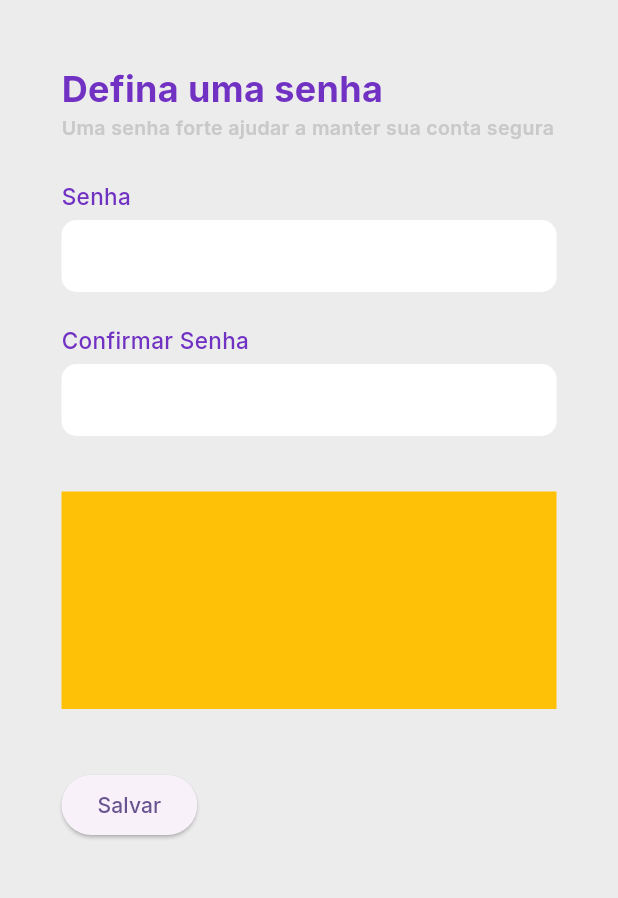
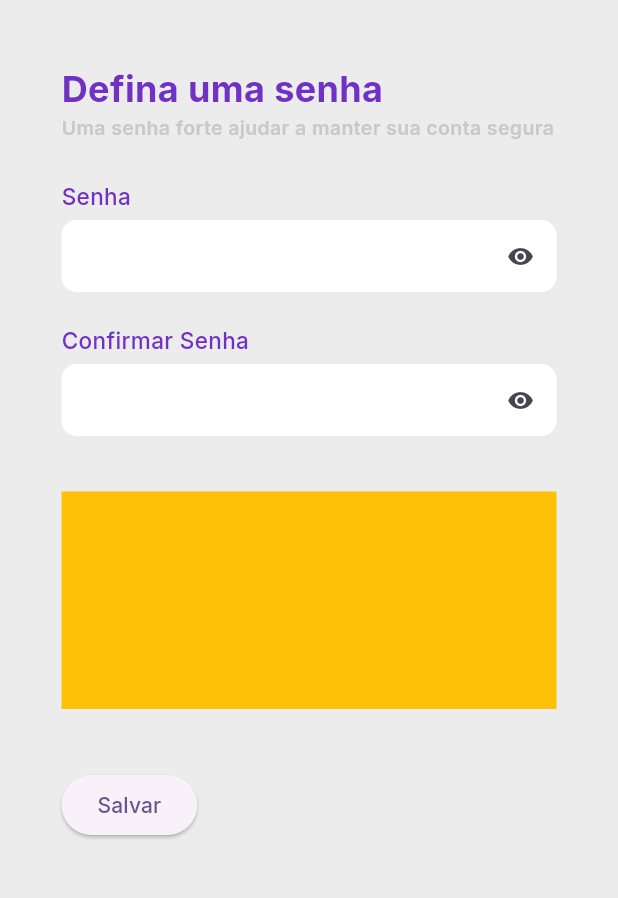
Before and after one commit to deyvissoneduardo/password_validation, a Flutter app: the screen it shows after launch, on a phone screen of 412 x 824 dp, the part 188-1086 px from its top. Run offline on Flutter 3.47's test engine with Material 3 defaults, Android fonts, the phone set to English and light mode, and no system bars; our stand-ins replace google_fonts.

Commit message:
layout app

```diff
--- a/lib/src/pages/validation_page.dart
+++ b/lib/src/pages/validation_page.dart
@@ -2,6 +2,7 @@ import 'package:flutter/material.dart';
 
 import '../shared/colors_app.dart';
 import '../shared/custom_textfield.dart';
+import '../shared/custom_textfield_pwd.dart';
 
 class ValidationPage extends StatelessWidget {
   const ValidationPage({super.key});
@@ -9,6 +10,7 @@ class ValidationPage extends StatelessWidget {
   @override
   Widget build(BuildContext context) {
     final senhaEC = TextEditingController();
+    final confirmarEC = TextEditingController();
     return SafeArea(
       child: Scaffold(
         backgroundColor: lightGray,
@@ -39,16 +41,14 @@ class ValidationPage extends StatelessWidget {
                   ),
                 ),
                 const SizedBox(height: 26),
-                CustomTextfield(
+                CustomTextfieldPwd(
                   controller: senhaEC,
-                  obscureText: false,
                   label: 'Senha',
                   backgroundColor: Colors.white,
                 ),
                 const SizedBox(height: 22),
-                CustomTextfield(
-                  controller: senhaEC,
-                  obscureText: false,
+                CustomTextfieldPwd(
+                  controller: confirmarEC,
                   label: 'Confirmar Senha',
                   backgroundColor: Colors.white,
                 ),
--- a/lib/src/shared/custom_textfield.dart
+++ b/lib/src/shared/custom_textfield.dart
@@ -55,7 +55,7 @@ class _CustomTextfieldState extends State<CustomTextfield> {
             filled: true,
             fillColor: widget.backgroundColor,
             hintText: widget.hintText,
-            suffix: widget.suffix,
+            suffixIcon: widget.suffix,
             isDense: true,
             border: OutlineInputBorder(
               borderRadius: BorderRadius.circular(10),
--- /dev/null
+++ b/lib/src/shared/custom_textfield_pwd.dart
@@ -0,0 +1,43 @@
+import 'package:flutter/material.dart';
+
+import 'custom_textfield.dart';
+
+class CustomTextfieldPwd extends StatefulWidget {
+  final String label;
+  final Color backgroundColor;
+  final TextEditingController controller;
+  const CustomTextfieldPwd({
+    super.key,
+    required this.label,
+    required this.backgroundColor,
+    required this.controller,
+  });
+
+  @override
+  State<CustomTextfieldPwd> createState() => _CustomTextfieldPwdState();
+}
+
+class _CustomTextfieldPwdState extends State<CustomTextfieldPwd> {
+  var obscureText = true;
+
+  @override
+  Widget build(BuildContext context) {
+    final CustomTextfieldPwd(:label, :backgroundColor, :controller) = widget;
+    return CustomTextfield(
+      label: label,
+      backgroundColor: backgroundColor,
+      controller: controller,
+      obscureText: obscureText,
+      suffix: IconButton(
+        onPressed: () {
+          setState(() {
+            obscureText = !obscureText;
+          });
+        },
+        icon: Icon(
+          obscureText ? Icons.visibility : Icons.visibility_off_outlined,
+        ),
+      ),
+    );
+  }
+}
```
